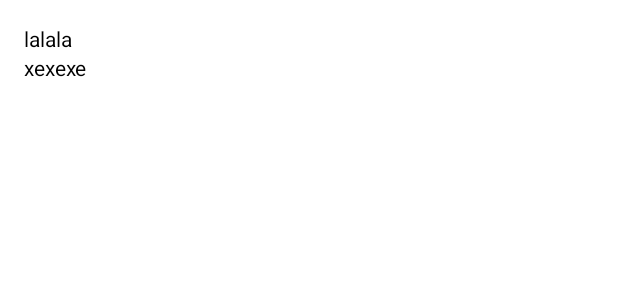
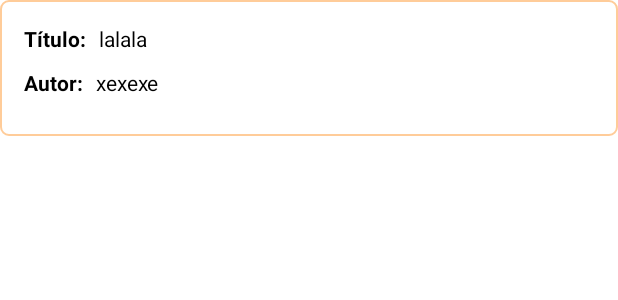
Before and after one commit to HenriqueCamilo/best-seller-ny-times, an Android app: the layout item_book.xml on its own in the app's theme, with its tools: preview values and no code run, on a phone screen of 412 x 824 dp. Shown: the top 300 px of the screen. Run offline under Robolectric (Android 15) with nearby library versions, the phone set to English and light mode, and no system bars.

```diff
--- a/app/build.gradle
+++ b/app/build.gradle
@@ -47,6 +47,9 @@ dependencies {
     kapt("com.squareup.moshi:moshi-kotlin-codegen:1.8.0")
 
     testImplementation 'junit:junit:4.12'
+    testImplementation 'com.nhaarman.mockitokotlin2:mockito-kotlin:2.2.0'
+    testImplementation 'android.arch.core:core-testing:1.1.1'
+
 
     androidTestImplementation 'androidx.test.ext:junit:1.1.1'
     androidTestImplementation 'androidx.test.espresso:espresso-core:3.2.0'
--- a/app/src/main/java/com/example/nybooks/data/NYTServices.kt
+++ b/app/src/main/java/com/example/nybooks/data/NYTServices.kt
@@ -11,6 +11,6 @@ interface NYTServices {
 
     @GET("lists.json")
     fun getBooks(@Query("api-key") apiKey:String = "juYRyb2xY83VseLgAKSplPGxTYNoBNnn",
-                 @Query("list") list: String ="hardcover-fiction"
+                 @Query("list") list: String ="paperback-nonfiction"
     ): Call<BookBodyResponse >
 }
--- /dev/null
+++ b/app/src/main/res/drawable/border.xml
@@ -0,0 +1,6 @@
+<?xml version="1.0" encoding="utf-8"?>
+<shape xmlns:android="http://schemas.android.com/apk/res/android"
+    android:shape="rectangle">
+    <stroke android:color="@color/colorAccent" android:width="1dp"/>
+    <corners android:radius="5dp" />
+</shape>
--- a/app/src/main/res/layout/activity_books.xml
+++ b/app/src/main/res/layout/activity_books.xml
@@ -30,7 +30,11 @@
             android:id="@+id/recyclerBooks"
             android:layout_width="match_parent"
             android:layout_height="match_parent"
-            tools:listitem="@layout/item_book" />
+            android:paddingBottom="32dp"
+            android:clipToPadding="false"
+            app:layoutManager="androidx.recyclerview.widget.LinearLayoutManager"
+            tools:listitem="@layout/item_book"
+            tools:itemCount="3"/>
 
         <TextView
             android:id="@+id/textViewError"
--- a/app/src/main/res/layout/item_book.xml
+++ b/app/src/main/res/layout/item_book.xml
@@ -1,24 +1,57 @@
 <?xml version="1.0" encoding="utf-8"?>
-<LinearLayout xmlns:android="http://schemas.android.com/apk/res/android"
+<androidx.constraintlayout.widget.ConstraintLayout xmlns:android="http://schemas.android.com/apk/res/android"
+    xmlns:app="http://schemas.android.com/apk/res-auto"
     xmlns:tools="http://schemas.android.com/tools"
     android:layout_width="match_parent"
     android:layout_height="wrap_content"
     android:orientation="vertical"
+    android:background="@drawable/border"
     android:padding="16dp">
+
+
+        <TextView
+            android:id="@+id/tvTitleC"
+            android:layout_width="wrap_content"
+            android:layout_height="wrap_content"
+            android:paddingEnd="5dp"
+            android:paddingBottom="10dp"
+            android:text="Título: "
+            android:textColor="#000"
+            android:textStyle="bold"
+            app:layout_constraintStart_toStartOf="parent"
+            app:layout_constraintTop_toTopOf="parent" />
 
         <TextView
             android:id="@+id/tvTitle"
             android:layout_width="wrap_content"
             android:layout_height="wrap_content"
+            android:paddingBottom="10dp"
             android:textColor="#000"
+            app:layout_constraintStart_toEndOf="@+id/tvTitleC"
+            app:layout_constraintTop_toTopOf="parent"
             tools:text="lalala" />
+
+        <TextView
+            android:id="@+id/tvAuthorC"
+            android:layout_width="wrap_content"
+            android:layout_height="wrap_content"
+            android:paddingEnd="5dp"
+            android:paddingBottom="10dp"
+            android:text="Autor: "
+            android:textColor="#000"
+            android:textStyle="bold"
+            app:layout_constraintStart_toStartOf="parent"
+            app:layout_constraintTop_toBottomOf="@+id/tvTitleC" />
 
         <TextView
             android:id="@+id/tvAuthor"
             android:layout_width="wrap_content"
             android:layout_height="wrap_content"
+            android:paddingBottom="10dp"
             android:textColor="#000"
+            app:layout_constraintStart_toEndOf="@+id/tvAuthorC"
+            app:layout_constraintTop_toBottomOf="@+id/tvTitle"
             tools:text="xexexe" />
 
 
-</LinearLayout>
+</androidx.constraintlayout.widget.ConstraintLayout>
--- a/app/src/main/res/values/colors.xml
+++ b/app/src/main/res/values/colors.xml
@@ -1,10 +1,12 @@
 <?xml version="1.0" encoding="utf-8"?>
 <resources>
-    <color name="colorPrimary">#6200EE</color>
-    <color name="colorPrimaryDark">#3700B3</color>
-    <color name="colorAccent">#03DAC5</color>
+    <color name="colorPrimary">#FFA500</color>
+    <color name="colorPrimaryDark">@android:color/black</color>
+    <color name="colorAccent">#FFCC99</color>
 
     <color name="white">@android:color/white</color>
 
+
+
     <color name="black">@android:color/black</color>
 </resources>
```
Also changed, not shown: app/src/main/java/com/example/nybooks/data/BooksResult.kt (added, +9 -0 lines), app/src/main/java/com/example/nybooks/data/repository/BooksApiDataSource.kt (added, +45 -0 lines), app/src/main/java/com/example/nybooks/data/repository/BooksRepository.kt (added, +8 -0 lines), app/src/main/java/com/example/nybooks/presentation/books/BooksActivity.kt (+4 -3 lines), app/src/main/java/com/example/nybooks/presentation/books/BooksViewModel.kt (+34 -37 lines), app/src/main/res/values/strings.xml (+4 -4 lines), 1 other file. Lines whose indentation alone changed are shown as unchanged.
